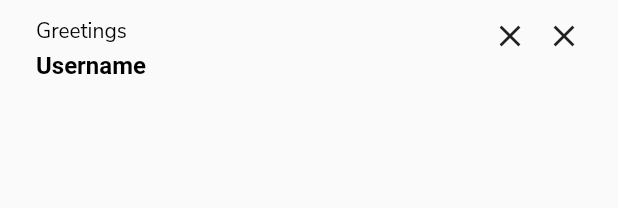
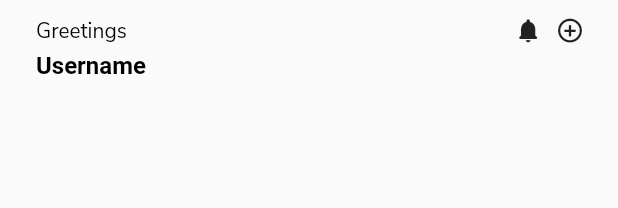
Before and after one commit to irfandigalih/Cobacobatimeboxing, a Flutter app: the TimeboxingGreetingInfo widget shown alone on an empty page, opened directly, on a phone screen of 412 x 824 dp. Shown: the top 208 px of the screen. Run offline on Flutter 3.47's test engine with Material 2 defaults, Android fonts, the phone set to English and light mode, and no system bars; our stand-ins replace firebase_core; accounts and stored records are empty.

Commit message:
add timeboxing icon for bottom navigation bar & home page

```diff
--- a/lib/Scenes/Page/HomePage/Component/greeting_information.dart
+++ b/lib/Scenes/Page/HomePage/Component/greeting_information.dart
@@ -1,5 +1,6 @@
 import 'package:flutter/material.dart';
 import 'package:timeboxing/Shared/Extension/colors_style_extension.dart';
+import 'package:timeboxing/Shared/Extension/icons_style_extension.dart';
 import 'package:timeboxing/Shared/Extension/text_style_extension.dart';
 
 class TimeboxingGreetingInfo extends StatefulWidget {
@@ -40,9 +41,15 @@ class _MyWidgetState extends State<TimeboxingGreetingInfo> {
           const Spacer(),
           const Row(
             children: [
-              Icon(Icons.close),
+              Icon(
+                TimeboxingIcons.alarm,
+                size: 16,
+              ),
               SizedBox(width: 12),
-              Icon(Icons.close),
+              Icon(
+                TimeboxingIcons.plusCircle,
+                size: 16,
+              ),
             ],
           )
         ],
--- /dev/null
+++ b/lib/Shared/Extension/icons_style_extension.dart
@@ -0,0 +1,35 @@
+/// TimeboxingIcons
+/// Copyright (C) 2023 by original authors @giloeng
+///
+/// To use this font, place it in your fonts/ directory and include the
+/// following in your pubspec.yaml
+///
+/// flutter:
+///   fonts:
+///    - family:  TimeboxingIcons
+///      fonts:
+///       - asset: fonts/TimeboxingIcons.ttf
+///
+///
+///
+import 'package:flutter/widgets.dart';
+
+class TimeboxingIcons {
+  TimeboxingIcons._();
+
+  static const _kFontFam = 'TimeboxingIcons';
+  static const String? _kFontPkg = null;
+
+  static const IconData plusCircle =
+      IconData(0xe800, fontFamily: _kFontFam, fontPackage: _kFontPkg);
+  static const IconData alarm =
+      IconData(0xe801, fontFamily: _kFontFam, fontPackage: _kFontPkg);
+  static const IconData penCircle =
+      IconData(0xe802, fontFamily: _kFontFam, fontPackage: _kFontPkg);
+  static const IconData person =
+      IconData(0xe803, fontFamily: _kFontFam, fontPackage: _kFontPkg);
+  static const IconData calendar =
+      IconData(0xe804, fontFamily: _kFontFam, fontPackage: _kFontPkg);
+  static const IconData home =
+      IconData(0xe805, fontFamily: _kFontFam, fontPackage: _kFontPkg);
+}
--- a/pubspec.yaml
+++ b/pubspec.yaml
@@ -67,6 +67,9 @@ flutter:
           weight: 500
         - asset: fonts/NunitoSans-Light.ttf
           weight: 300
+    - family: TimeboxingIcons
+      fonts:
+        - asset: fonts/TimeboxingIcons.ttf
   # The following line ensures that the Material Icons font is
   # included with your application, so that you can use the icons in
   # the material Icons class.
```
Also changed, not shown: icon/config.json (added, +94 -0 lines), lib/Shared/Widget/bottom_navigation_bar.dart (+39 -6 lines), fonts/TimeboxingIcons.ttf (added).
